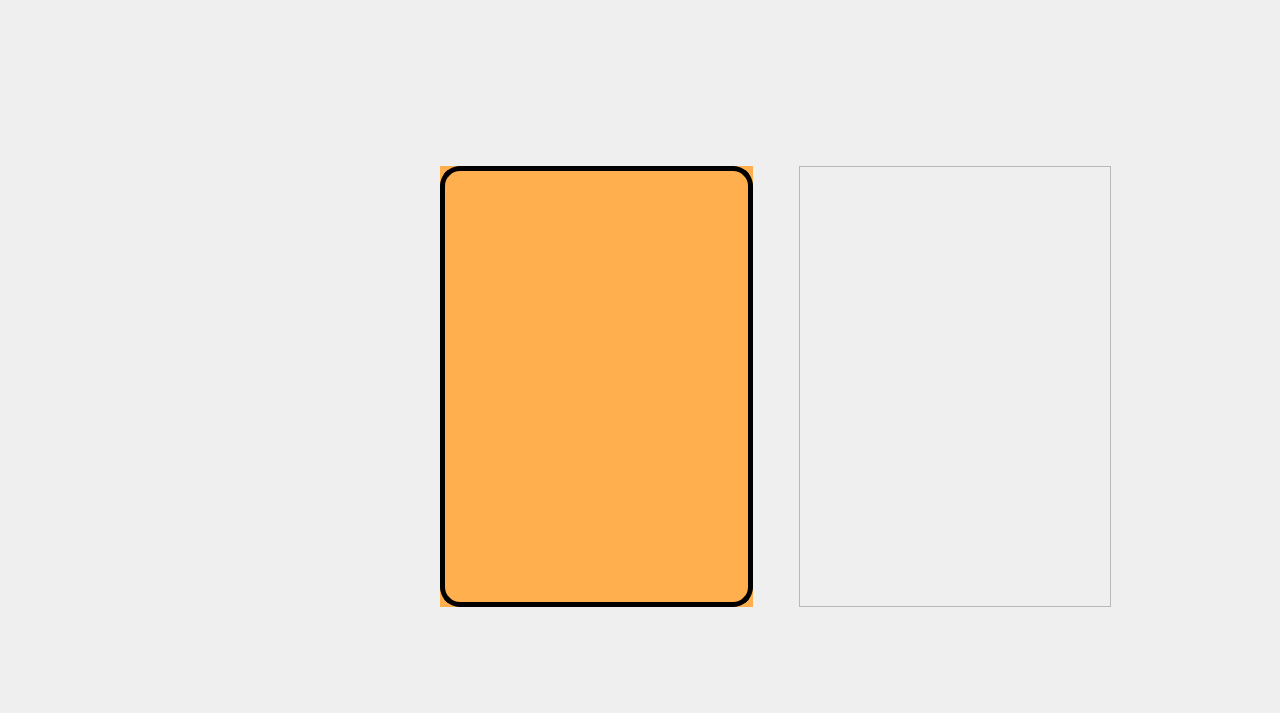
The window that src/client/userlistwidget.ui (Connor1996/Pokemon) describes before a commit, drawn with Qt 5.
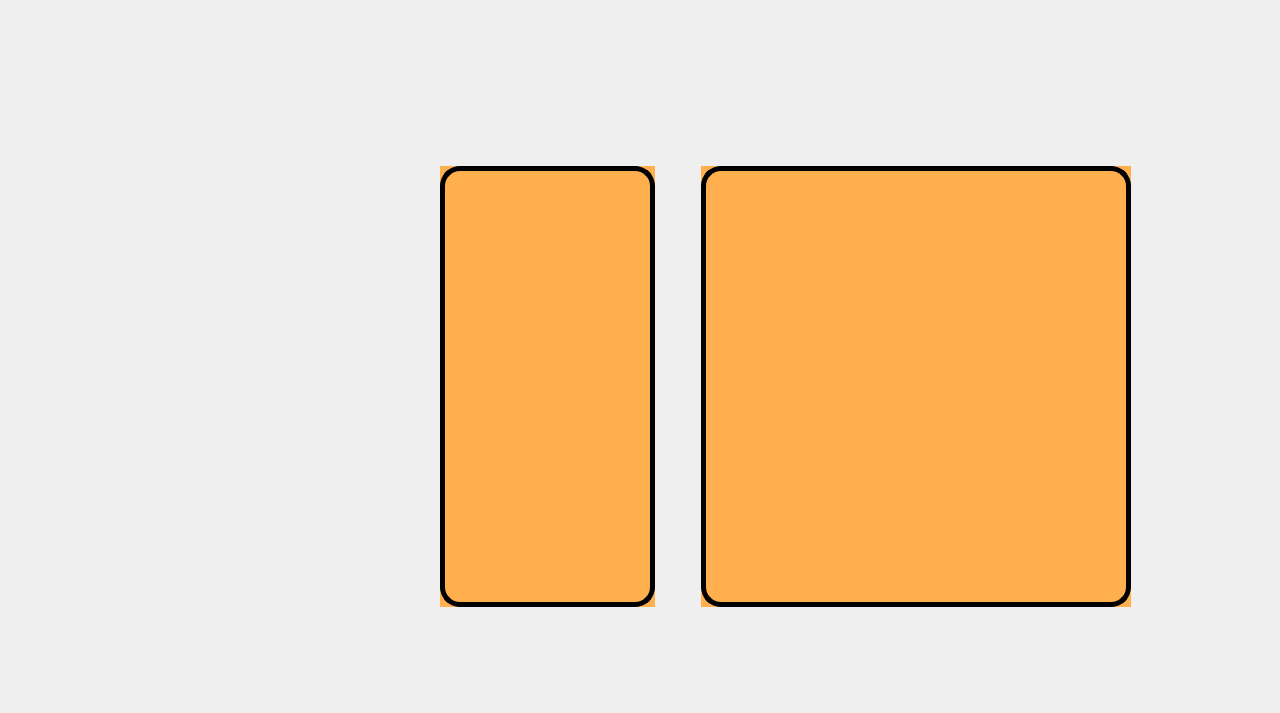
The same window after the commit. Icons and pictures are not drawn.

```diff
--- a/src/client/userlistwidget.ui
+++ b/src/client/userlistwidget.ui
@@ -44,11 +44,14 @@
     <rect>
      <x>440</x>
      <y>166</y>
-     <width>671</width>
+     <width>691</width>
      <height>441</height>
     </rect>
    </property>
-   <layout class="QHBoxLayout" name="horizontalLayout">
+   <layout class="QHBoxLayout" name="horizontalLayout" stretch="2,1,4">
+    <property name="sizeConstraint">
+     <enum>QLayout::SetNoConstraint</enum>
+    </property>
     <item>
      <widget class="QScrollArea" name="scrollArea">
       <property name="styleSheet">
@@ -57,6 +60,15 @@
 background-color: rgb(255, 175, 77);
 </string>
       </property>
+      <property name="frameShadow">
+       <enum>QFrame::Sunken</enum>
+      </property>
+      <property name="lineWidth">
+       <number>2</number>
+      </property>
+      <property name="midLineWidth">
+       <number>0</number>
+      </property>
       <property name="widgetResizable">
        <bool>true</bool>
       </property>
@@ -65,7 +77,7 @@
         <rect>
          <x>0</x>
          <y>0</y>
-         <width>308</width>
+         <width>212</width>
          <height>439</height>
         </rect>
        </property>
@@ -100,19 +112,31 @@
     </item>
     <item>
      <widget class="QScrollArea" name="scrollArea_2">
+      <property name="styleSheet">
+       <string notr="true">
+border:0px;
+background-color: rgb(255, 175, 77);
+</string>
+      </property>
       <property name="widgetResizable">
        <bool>true</bool>
       </property>
-      <widget class="QWidget" name="scrollAreaWidgetContents">
+      <widget class="QWidget" name="bagWidget">
        <property name="geometry">
         <rect>
          <x>0</x>
          <y>0</y>
-         <width>305</width>
-         <height>437</height>
+         <width>423</width>
+         <height>439</height>
         </rect>
        </property>
-       <zorder>scrollArea</zorder>
+       <property name="styleSheet">
+        <string notr="true">#bagWidget{
+background-color: rgb(255, 175, 77);
+border: 5px solid rgb(0,0,0);
+border-radius : 20px;
+}</string>
+       </property>
       </widget>
      </widget>
     </item>
```
